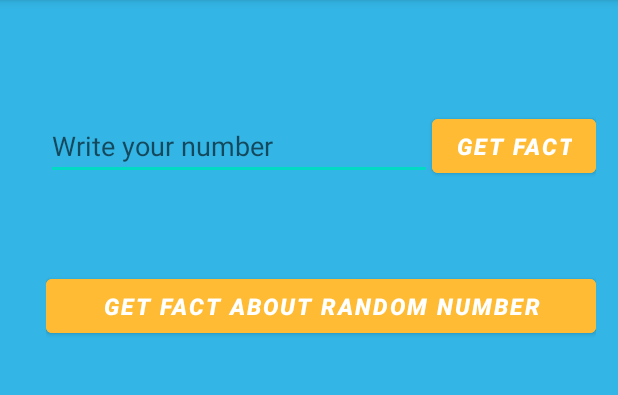
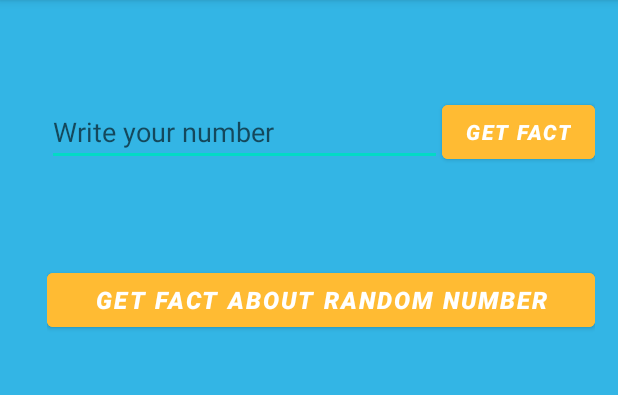
Before and after one commit to SergeyBalchenko/FactsAboutNumber, an Android app: the screen it shows after launch (MainActivity), on a phone screen of 412 x 824 dp, the part 84-479 px from its top. Run offline under Robolectric (Android 15) with nearby library versions, the phone set to English and light mode, and no system bars; our stand-ins replace Dagger/Hilt's generated code, Room's generated code.

Commit message:
add res for dp/sp

```diff
--- a/app/src/main/res/layout/activity_main.xml
+++ b/app/src/main/res/layout/activity_main.xml
@@ -5,24 +5,25 @@
     android:layout_width="match_parent"
     android:layout_height="match_parent"
     android:background="@android:color/holo_blue_light"
-    android:padding="7dp"
+    android:padding="@dimen/dp_5"
     tools:context=".MainActivity">
 
     <androidx.appcompat.widget.Toolbar
         android:id="@+id/toolbar"
-        android:layout_width="0dp"
+        android:layout_width="@dimen/zero_size"
         android:layout_height="wrap_content"
-        app:layout_constraintTop_toTopOf="parent"
+        app:layout_constraintEnd_toEndOf="parent"
         app:layout_constraintStart_toStartOf="parent"
-        app:layout_constraintEnd_toEndOf="parent" />
+        app:layout_constraintTop_toTopOf="parent" />
 
     <androidx.fragment.app.FragmentContainerView
         android:id="@+id/container"
-        android:layout_width="match_parent"
-        android:layout_height="0dp"
+        android:layout_width="@dimen/zero_size"
+        android:layout_height="@dimen/zero_size"
+        app:layout_constraintBottom_toBottomOf="parent"
+        app:layout_constraintEnd_toEndOf="parent"
+        app:layout_constraintStart_toStartOf="parent"
         app:layout_constraintTop_toBottomOf="@id/toolbar"
-        app:layout_constraintBottom_toBottomOf="parent"
-        app:layout_constraintStart_toStartOf="parent"
-        app:layout_constraintEnd_toEndOf="parent" />
+        app:navGraph="@navigation/nav_graph"/>
 
 </androidx.constraintlayout.widget.ConstraintLayout>
--- a/app/src/main/res/layout/fragment_choose_number.xml
+++ b/app/src/main/res/layout/fragment_choose_number.xml
@@ -5,15 +5,14 @@
     android:layout_width="match_parent"
     android:layout_height="match_parent"
     android:background="@android:color/holo_blue_light"
-    android:padding="7dp"
+    android:padding="@dimen/dp_10"
     tools:context=".MainActivity">
-
 
     <EditText
         android:id="@+id/ed_number"
-        android:layout_width="0dp"
+        android:layout_width="@dimen/zero_size"
         android:layout_height="wrap_content"
-        android:layout_marginTop="60dp"
+        android:layout_marginTop="@dimen/dp_50"
         android:gravity="start"
         android:hint="Write your number"
         app:layout_constraintBottom_toTopOf="@id/space"
@@ -27,7 +26,7 @@
         android:layout_height="wrap_content"
         android:backgroundTint="@android:color/holo_orange_light"
         android:text="Get fact"
-        android:textSize="15sp"
+        android:textSize="@dimen/sp_14"
         android:textStyle="italic|bold"
         app:layout_constraintBottom_toBottomOf="@+id/ed_number"
         app:layout_constraintEnd_toEndOf="parent"
@@ -37,7 +36,7 @@
     <Space
         android:id="@+id/space"
         android:layout_width="match_parent"
-        android:layout_height="20dp"
+        android:layout_height="@dimen/dp_20"
         app:layout_constraintBottom_toTopOf="@+id/btn_random"
         app:layout_constraintEnd_toEndOf="parent"
         app:layout_constraintStart_toStartOf="parent"
@@ -45,13 +44,13 @@
 
     <Button
         android:id="@+id/btn_random"
-        android:layout_width="0dp"
+        android:layout_width="@dimen/zero_size"
         android:layout_height="wrap_content"
-        android:layout_marginTop="40dp"
-        android:layout_marginBottom="20dp"
+        android:layout_marginTop="@dimen/dp_45"
+        android:layout_marginBottom="@dimen/dp_20"
         android:backgroundTint="@android:color/holo_orange_light"
         android:text="Get fact about random number"
-        android:textSize="15sp"
+        android:textSize="@dimen/sp_16"
         android:textStyle="italic|bold"
         app:layout_constraintBottom_toTopOf="@+id/guideline2"
         app:layout_constraintEnd_toEndOf="parent"
@@ -60,9 +59,9 @@
 
     <androidx.recyclerview.widget.RecyclerView
         android:id="@+id/recyclerView"
-        android:layout_marginTop="20dp"
         android:layout_width="match_parent"
-        android:layout_height="0dp"
+        android:layout_height="@dimen/zero_size"
+        android:layout_marginTop="@dimen/dp_20"
         app:layoutManager="androidx.recyclerview.widget.LinearLayoutManager"
         app:layout_constraintBottom_toBottomOf="parent"
         app:layout_constraintEnd_toEndOf="parent"
--- a/app/src/main/res/layout/row_number_info.xml
+++ b/app/src/main/res/layout/row_number_info.xml
@@ -5,8 +5,8 @@
     android:layout_height="wrap_content"
     xmlns:app="http://schemas.android.com/apk/res-auto"
     xmlns:tool="http://schemas.android.com/tools"
-    android:layout_margin="5dp"
-    android:padding="3dp">
+    android:layout_margin="@dimen/dp_5"
+    android:padding="@dimen/dp_5">
 
     <TextView
         android:id="@+id/title"
@@ -19,7 +19,7 @@
 
     <TextView
         android:id="@+id/description"
-        android:layout_width="0dp"
+        android:layout_width="@dimen/zero_size"
         android:layout_height="wrap_content"
         android:ellipsize="end"
         android:textStyle="italic"
@@ -31,8 +31,8 @@
 
     <Space
         android:id="@+id/space"
-        android:layout_width="20dp"
-        android:layout_height="0dp"
+        android:layout_width="@dimen/dp_20"
+        android:layout_height="@dimen/zero_size"
         app:layout_constraintBottom_toBottomOf="parent"
         app:layout_constraintEnd_toStartOf="@id/arrow"
         app:layout_constraintTop_toBottomOf="parent"
@@ -41,11 +41,11 @@
     <ImageView
         android:id="@+id/arrow"
         android:layout_width="wrap_content"
-        android:layout_height="0dp"
+        android:layout_height="@dimen/zero_size"
         android:src="@drawable/arrow_right"
         app:layout_constraintEnd_toEndOf="parent"
         app:layout_constraintTop_toTopOf="parent"
         app:layout_constraintBottom_toBottomOf="parent"
-        android:layout_margin="3dp"/>
+        android:layout_margin="@dimen/dp_5"/>
 
 </androidx.constraintlayout.widget.ConstraintLayout>
--- /dev/null
+++ b/app/src/main/res/navigation/nav_graph.xml
@@ -0,0 +1,30 @@
+<?xml version="1.0" encoding="utf-8"?>
+<navigation xmlns:android="http://schemas.android.com/apk/res/android"
+    xmlns:app="http://schemas.android.com/apk/res-auto"
+    xmlns:tools="http://schemas.android.com/tools"
+    android:id="@+id/nav_graph"
+    app:startDestination="@id/chooseNumberFragment">
+
+    <fragment
+        android:id="@+id/infoNumberFragment"
+        android:name="com.example.factsaboutnumber.screen.infoNumber.InfoNumberFragment"
+        android:label="fragment_info_number"
+        tools:layout="@layout/fragment_info_number" >
+
+        <action
+            android:id="@+id/action_infoNumberFragment_to_chooseNumberFragment"
+            app:destination="@id/chooseNumberFragment" />
+        <argument
+            android:name="number"
+            app:argType="integer" />
+    </fragment>
+    <fragment
+        android:id="@+id/chooseNumberFragment"
+        android:name="com.example.factsaboutnumber.screen.chooseNumber.ChooseNumberFragment"
+        android:label="ChooseNumberFragment" >
+        <action
+            android:id="@+id/action_chooseNumberFragment_to_infoNumberFragment"
+            app:destination="@id/infoNumberFragment" />
+
+    </fragment>
+</navigation>
--- /dev/null
+++ b/app/src/main/res/values/dimens.xml
@@ -0,0 +1,29 @@
+<resources>
+    <dimen name="fab_margin">16dp</dimen>
+    <dimen name="app_bar_height">180dp</dimen>
+    <dimen name="text_margin">16dp</dimen>
+    <dimen name="selectable_item_card_radius">15dp</dimen>
+
+<!--    Text sizing "dp"-->
+    <dimen name="zero_size">0dp</dimen>
+    <dimen name="dp_5">5dp</dimen>
+    <dimen name="dp_16">16dp</dimen>
+    <dimen name="dp_10">10dp</dimen>
+    <dimen name="dp_20">20dp</dimen>
+    <dimen name="dp_30">30dp</dimen>
+    <dimen name="dp_40">40dp</dimen>
+    <dimen name="dp_45">45dp</dimen>
+    <dimen name="dp_50">50dp</dimen>
+    <dimen name="dp_54">54dp</dimen>
+    <dimen name="dp_100">100dp</dimen>
+    <dimen name="dp_200">200dp</dimen>
+    <dimen name="dp_232">232dp</dimen>
+
+    <!--    Text sizing "sp"-->
+
+    <dimen name="normal_size_text">14sp</dimen>
+    <dimen name="sp_14">14sp</dimen>
+    <dimen name="sp_16">16sp</dimen>
+    <dimen name="sp_20">20sp</dimen>
+    <dimen name="sp_24">24sp</dimen>
+</resources>
```
